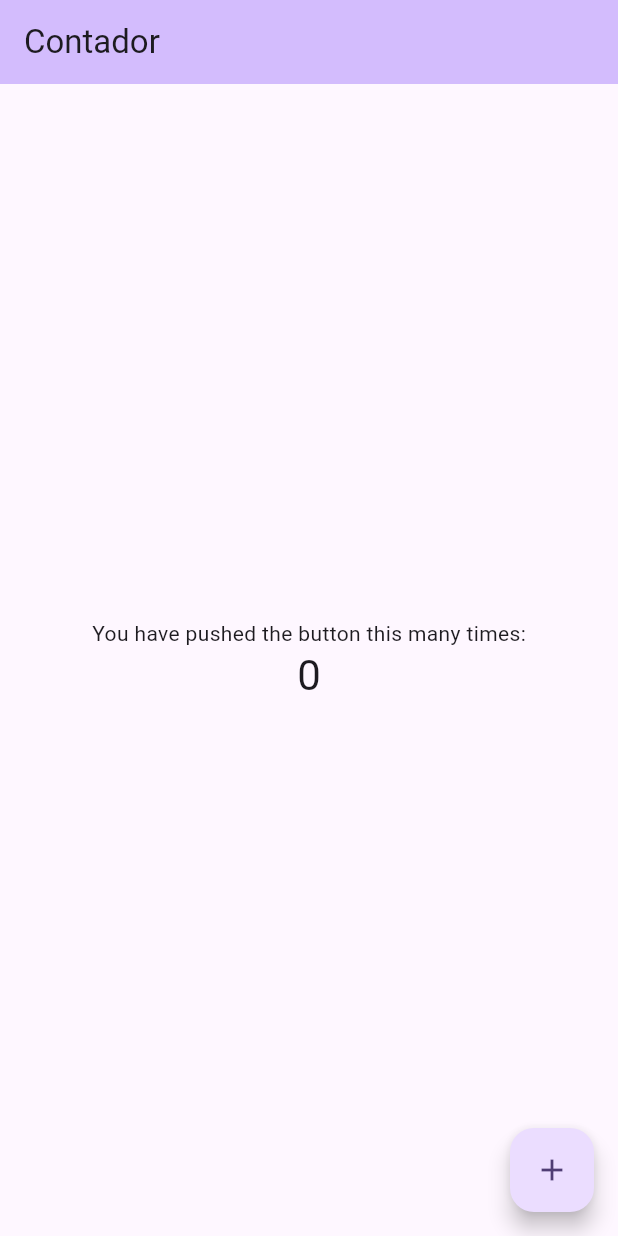
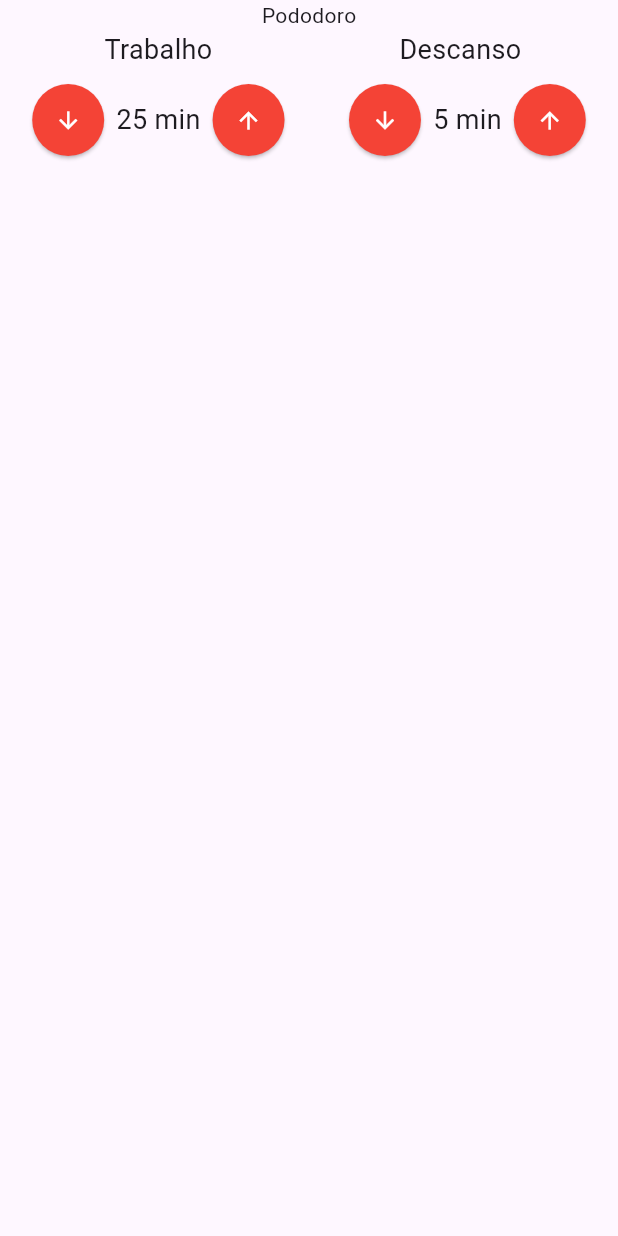
Before and after one commit to absjuniordev/Pomodoro, a Flutter app: the screen it shows after launch, on a phone screen of 412 x 824 dp. Run offline on Flutter 3.47's test engine with Material 3 defaults, Android fonts, the phone set to English and light mode, and no system bars; our stand-ins replace mobx; generated files the repository leaves out were written again.

Commit message:
Compoenente entrada de tempo

```diff
--- /dev/null
+++ b/lib/components/entrada_tempo.dart
@@ -0,0 +1,53 @@
+import 'package:flutter/material.dart';
+
+class EntradaTempo extends StatelessWidget {
+  final String titulo;
+  final int valor;
+
+  const EntradaTempo({super.key, required this.titulo, required this.valor});
+
+  @override
+  Widget build(BuildContext context) {
+    return Column(
+      crossAxisAlignment: CrossAxisAlignment.center,
+      children: [
+        Text(
+          titulo,
+          style: const TextStyle(fontSize: 18),
+        ),
+        const SizedBox(height: 10),
+        Row(
+          mainAxisAlignment: MainAxisAlignment.center,
+          children: [
+            ElevatedButton(
+              onPressed: () {},
+              style: ElevatedButton.styleFrom(
+                  shape: const CircleBorder(),
+                  padding: const EdgeInsets.all(15),
+                  backgroundColor: Colors.red),
+              child: const Icon(
+                Icons.arrow_downward,
+                color: Colors.white,
+              ),
+            ),
+            Text(
+              "$valor min",
+              style: const TextStyle(fontSize: 18),
+            ),
+            ElevatedButton(
+              onPressed: () {},
+              style: ElevatedButton.styleFrom(
+                  shape: const CircleBorder(),
+                  padding: const EdgeInsets.all(15),
+                  backgroundColor: Colors.red),
+              child: const Icon(
+                Icons.arrow_upward,
+                color: Colors.white,
+              ),
+            ),
+          ],
+        ),
+      ],
+    );
+  }
+}
--- a/lib/main.dart
+++ b/lib/main.dart
@@ -1,6 +1,5 @@
 import 'package:flutter/material.dart';
-import 'package:flutter_mobx/flutter_mobx.dart';
-import 'package:pomodoro/store/contador_store.dart';
+import 'package:pomodoro/pages/pomodoro.dart';
 
 void main() {
   runApp(const MyApp());
@@ -12,51 +11,13 @@ class MyApp extends StatelessWidget {
   @override
   Widget build(BuildContext context) {
     return MaterialApp(
+      debugShowCheckedModeBanner: false,
       title: 'Flutter Demo',
       theme: ThemeData(
         colorScheme: ColorScheme.fromSeed(seedColor: Colors.deepPurple),
         useMaterial3: true,
       ),
-      home: const MyHomePage(title: 'Contador'),
+      home: const Pomodoro(),
     );
   }
 }
-
-final store = ContadorStore();
-
-class MyHomePage extends StatelessWidget {
-  const MyHomePage({super.key, required this.title});
-
-  final String title;
-
-  @override
-  Widget build(BuildContext context) {
-    return Scaffold(
-      appBar: AppBar(
-        backgroundColor: Theme.of(context).colorScheme.inversePrimary,
-        title: Text(title),
-      ),
-      body: Center(
-        child: Column(
-          mainAxisAlignment: MainAxisAlignment.center,
-          children: <Widget>[
-            const Text(
-              'You have pushed the button this many times:',
-            ),
-            Observer(
-              builder: (_) => Text(
-                '${store.contator}',
-                style: Theme.of(context).textTheme.headlineMedium,
-              ),
-            )
-          ],
-        ),
-      ),
-      floatingActionButton: FloatingActionButton(
-        onPressed: store.incrementar,
-        tooltip: 'Increment',
-        child: const Icon(Icons.add),
-      ),
-    );
-  }
-}
--- /dev/null
+++ b/lib/pages/pomodoro.dart
@@ -0,0 +1,26 @@
+import 'package:flutter/material.dart';
+import 'package:pomodoro/components/entrada_tempo.dart';
+
+class Pomodoro extends StatelessWidget {
+  const Pomodoro({super.key});
+
+  @override
+  Widget build(BuildContext context) {
+    return const SafeArea(
+      child: Scaffold(
+        body: Column(
+          children: [
+            Text("Pododoro"),
+            Row(
+              mainAxisAlignment: MainAxisAlignment.spaceAround,
+              children: [
+                EntradaTempo(titulo: "Trabalho", valor: 25),
+                EntradaTempo(titulo: "Descanso  ", valor: 5),
+              ],
+            )
+          ],
+        ),
+      ),
+    );
+  }
+}
```
Also changed, not shown: pubspec.lock.
